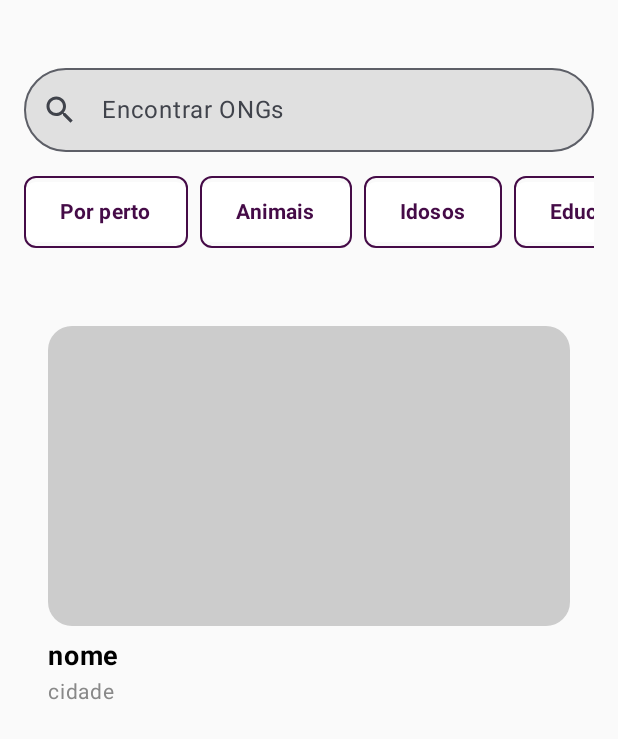
After one commit to allangnutzmans/voluntariar, an Android app built with Jetpack Compose: the ExploreScreen screen opened through its navigation route, on a phone screen of 412 x 824 dp. The commit adds this screen. Shown: the top 739 px of the screen. Run offline under Robolectric (Android 15) with nearby library versions, the phone set to English and light mode, and no system bars.

Commit message:
Adding explore screen

```diff
--- a/app/src/main/java/com/ongs/voluntariar/MainActivity.kt
+++ b/app/src/main/java/com/ongs/voluntariar/MainActivity.kt
@@ -9,6 +9,7 @@ import androidx.navigation.compose.NavHost
 import androidx.navigation.compose.composable
 import androidx.navigation.compose.rememberNavController
 import com.ongs.voluntariar.screens.BmiScreen
+import com.ongs.voluntariar.screens.ExploreScreen
 import com.ongs.voluntariar.screens.HomeScreen
 import com.ongs.voluntariar.screens.OrgInfoScreen
 import com.ongs.voluntariar.screens.SignInActivity
@@ -33,6 +34,7 @@ class MainActivity : ComponentActivity() {
                     composable(route = "home") { HomeScreen(navController) }
                     composable(route = "bmi") { BmiScreen(navController) }
                     composable(route = "orgInfo") { OrgInfoScreen(navController) }
+                    composable(route = "explore") { ExploreScreen(navController) }
                 }
             }
         }
--- /dev/null
+++ b/app/src/main/java/com/ongs/voluntariar/screens/ExploreScreen.kt
@@ -0,0 +1,132 @@
+package com.ongs.voluntariar.screens
+
+import androidx.compose.foundation.BorderStroke
+import androidx.compose.foundation.background
+import androidx.compose.foundation.border
+import androidx.compose.foundation.layout.Arrangement
+import androidx.compose.foundation.layout.Box
+import androidx.compose.foundation.layout.Column
+import androidx.compose.foundation.layout.Row
+import androidx.compose.foundation.layout.Spacer
+import androidx.compose.foundation.layout.fillMaxSize
+import androidx.compose.foundation.layout.fillMaxWidth
+import androidx.compose.foundation.layout.height
+import androidx.compose.foundation.layout.padding
+import androidx.compose.foundation.lazy.LazyRow
+import androidx.compose.foundation.lazy.itemsIndexed
+import androidx.compose.foundation.shape.RoundedCornerShape
+import androidx.compose.material.icons.Icons
+import androidx.compose.material.icons.filled.Search
+import androidx.compose.material3.Button
+import androidx.compose.material3.ButtonDefaults
+import androidx.compose.material3.Icon
+
+import androidx.compose.material3.OutlinedTextField
+import androidx.compose.material3.Text
+import androidx.compose.runtime.Composable
+import androidx.compose.runtime.mutableStateOf
+import androidx.compose.runtime.remember
+import androidx.compose.ui.Modifier
+import androidx.compose.ui.graphics.Color
+import androidx.compose.ui.text.TextStyle
+import androidx.compose.ui.text.font.FontWeight
+import androidx.compose.ui.tooling.preview.Preview
+import androidx.compose.ui.unit.dp
+import androidx.compose.ui.unit.sp
+import androidx.navigation.NavController
+
+@Composable
+fun ExploreScreen(navController: NavController?){
+    var searchState = remember {
+        mutableStateOf("")
+    }
+
+    Column(
+        modifier = Modifier
+            .fillMaxSize()
+            .padding(top = 45.dp, start = 16.dp, end = 16.dp, bottom = 16.dp)
+    ) {
+        // Barra de pesquisa
+        OutlinedTextField(
+            value = searchState.value,
+            onValueChange = { searchValue -> searchState.value = searchValue },
+            modifier = Modifier.fillMaxWidth().background(Color(0xFFE0E0E0), RoundedCornerShape(40.dp)),
+            textStyle = TextStyle(color = Color.Black),
+            leadingIcon = { Icon(Icons.Filled.Search, contentDescription = "Buscar") },
+            placeholder = { Text("Encontrar ONGs") },
+            shape = RoundedCornerShape(40.dp)
+        )
+
+        Spacer(modifier = Modifier.height(16.dp))
+
+        // Filtros
+        val filters = listOf("Por perto", "Animais", "Idosos", "Educação", "Saúde")
+
+        LazyRow(horizontalArrangement = Arrangement.spacedBy(8.dp)) {
+            itemsIndexed(filters) { _, filter ->
+                Button(
+                    onClick = {},
+                    colors = ButtonDefaults.buttonColors(
+                        containerColor = Color.White,
+                        contentColor = Color(0xFF450B47)
+                    ),
+                    shape = RoundedCornerShape(8.dp),
+                    modifier = Modifier
+                        .border(BorderStroke(1.dp, Color(0xFF450B47)), RoundedCornerShape(8.dp))
+                ) {
+                    Text(
+                        text = filter,
+                        fontWeight = FontWeight.Bold
+                    )
+                }
+            }
+        }
+
+        Spacer(modifier = Modifier.height(36.dp))
+
+        // Card
+        Box(
+            modifier = Modifier
+                .fillMaxWidth()
+                .padding(bottom = 16.dp)
+        ) {
+            Row(
+                modifier = Modifier.fillMaxSize()
+            ) {
+                Column(
+                    modifier = Modifier.padding(16.dp)
+                ) {
+                    Box(
+                        modifier = Modifier
+                            .fillMaxWidth()
+                            .height(200.dp)
+                            .background(
+                                Color.LightGray,
+                                shape = RoundedCornerShape(16.dp)
+                            ) // Simulando imagem
+                    )
+
+                    Spacer(modifier = Modifier.height(8.dp))
+
+                    Text(
+                        text = "nome",
+                        fontSize = 18.sp,
+                        fontWeight = FontWeight.Bold
+                    )
+
+                    Text(
+                        text = "cidade",
+                        fontSize = 14.sp,
+                        color = Color.Gray
+                    )
+                }
+            }
+        }
+    }
+}
+
+@Preview(showSystemUi = true)
+@Composable
+private fun ExploreScreenPreview(){
+    ExploreScreen(navController = null)
+}
```
